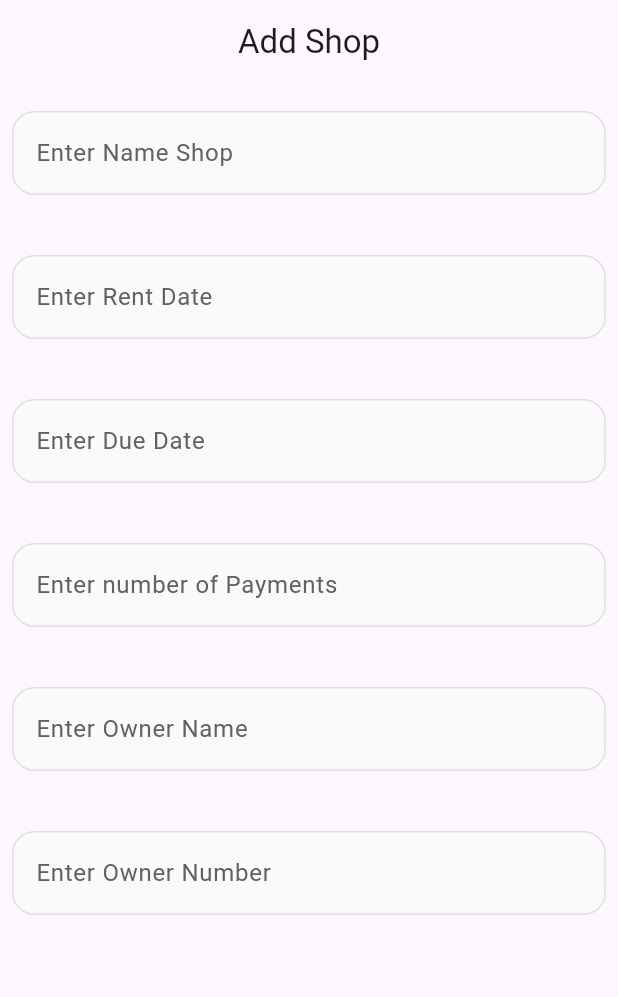
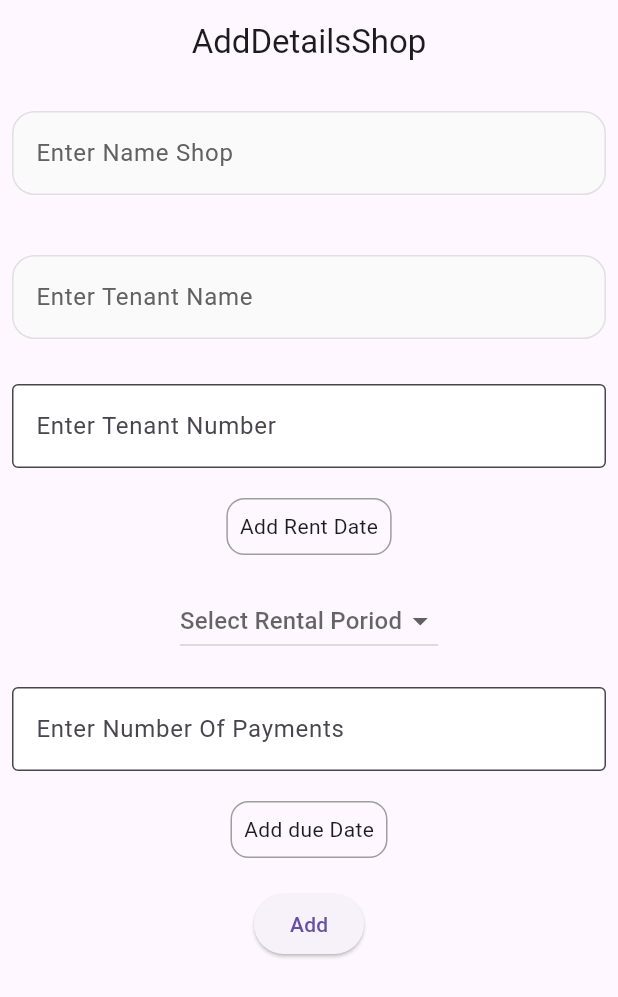
Before and after one commit to AnasKhairy/Stores_App, a Flutter app: the screen it shows after launch, on a phone screen of 412 x 824 dp. Shown: the top 997 px of the screen. Run offline on Flutter 3.47's test engine with Material 3 defaults, Android fonts, the phone set to English and light mode, and no system bars; our stand-ins replace flutter_svg, get.

Commit message:
add detail shop

```diff
--- a/lib/components/my_textfield.dart
+++ b/lib/components/my_textfield.dart
@@ -5,11 +5,13 @@ class MyTextfield extends StatelessWidget {
   final bool obscure;
   final TextEditingController controller;
   final Widget? suffixIcon;
+
   const MyTextfield(
       {super.key,
       required this.hintText,
       required this.obscure,
       required this.controller,
+
       this.suffixIcon,});
 
   @override
--- a/lib/main.dart
+++ b/lib/main.dart
@@ -1,3 +1,4 @@
+import 'package:el_fares/pages/add_details_shop.dart';
 import 'package:el_fares/pages/add_market.dart';
 import 'package:el_fares/pages/add_shop.dart';
 import 'package:el_fares/pages/splash_screen.dart';
@@ -16,7 +17,7 @@ class MyApp extends StatelessWidget {
   Widget build(BuildContext context) {
     return GetMaterialApp(
       debugShowCheckedModeBanner: false,
-      home: AddShop(),
+      home: AddDetailsShop(),
     );
   }
 }
--- /dev/null
+++ b/lib/pages/add_details_shop.dart
@@ -0,0 +1,163 @@
+import 'package:flutter/material.dart';
+import 'package:flutter/services.dart';
+
+import '../components/my_textfield.dart';
+
+class AddDetailsShop extends StatefulWidget {
+  AddDetailsShop({super.key});
+
+  @override
+  State<AddDetailsShop> createState() => _AddDetailsShopState();
+}
+
+class _AddDetailsShopState extends State<AddDetailsShop> {
+  final TextEditingController _shopNameController = TextEditingController();
+  final TextEditingController _tenantNameController = TextEditingController();
+  final TextEditingController _tenantNumberController = TextEditingController();
+  final TextEditingController _numberOfPaymentsController =
+      TextEditingController();
+
+  String? _rentalPeriodController;
+  final TextEditingController _dueDateController = TextEditingController();
+  final TextEditingController _tenatIdController = TextEditingController();
+
+  final _formKey = GlobalKey<FormState>();
+  DateTime? selectedDate;
+  DateTime? dueDate;
+
+  @override
+  Widget build(BuildContext context) {
+    return Scaffold(
+        appBar: AppBar(
+          title: Text('AddDetailsShop'),
+          centerTitle: true,
+        ),
+        body: Padding(
+          padding: EdgeInsets.all(8.0),
+          child: Form(
+            key: _formKey,
+            child: Column(
+              children: [
+                MyTextfield(
+                    hintText: 'Enter Name Shop',
+                    obscure: false,
+                    controller: _shopNameController),
+                SizedBox(height: 20),
+                MyTextfield(
+                    hintText: 'Enter Tenant Name ',
+                    obscure: false,
+                    controller: _tenantNameController),
+                SizedBox(height: 20),
+                TextField(
+                  controller: _tenantNumberController,
+                  keyboardType: TextInputType.number,
+                  inputFormatters: [
+                    FilteringTextInputFormatter.digitsOnly, // Allow only digits
+                  ],
+                  decoration: InputDecoration(
+                    labelText: 'Enter Tenant Number',
+                    border: OutlineInputBorder(),
+                    fillColor: Colors.white,
+                    filled: true,
+                  ),
+                ),
+                SizedBox(height: 20),
+                GestureDetector(
+                  onTap: () => _selectDate(context),
+                  child: Container(
+                    padding: EdgeInsets.all(8.0),
+                    decoration: BoxDecoration(
+                      border: Border.all(color: Colors.grey),
+                      borderRadius: BorderRadius.circular(12.0),
+                    ),
+                    child: Text(
+                      selectedDate == null
+                          ? 'Add Rent Date'
+                          : '$selectedDate'.split(' ')[0],
+                      style: TextStyle(fontSize: 14),
+                    ),
+                  ),
+                ),
+                SizedBox(height: 20),
+                DropdownButton<String>(
+                  hint: Text('Select Rental Poriod'),
+                  value: _rentalPeriodController,
+                  onChanged: (String? newValue) {
+                    setState(() {
+                      _rentalPeriodController = newValue;
+                    });
+                  },
+                  items: <String>['monthly', 'yearly']
+                      .map<DropdownMenuItem<String>>((String value) {
+                    return DropdownMenuItem<String>(
+                      value: value,
+                      child: Text(value),
+                    );
+                  }).toList(),
+                ),
+                SizedBox(height: 20),
+                TextField(
+                  controller: _numberOfPaymentsController,
+                  keyboardType: TextInputType.number,
+                  inputFormatters: [
+                    FilteringTextInputFormatter.digitsOnly, // Allow only digits
+                  ],
+                  decoration: const InputDecoration(
+                    labelText: 'Enter Number Of Payments',
+                    border: OutlineInputBorder(),
+                    fillColor: Colors.white,
+                    filled: true,
+                  ),
+                ),
+                const SizedBox(height: 20),
+                GestureDetector(
+                  onTap: () => _selectDate(context),
+                  child: Container(
+                    padding: EdgeInsets.all(8.0),
+                    decoration: BoxDecoration(
+                      border: Border.all(color: Colors.grey),
+                      borderRadius: BorderRadius.circular(12.0),
+                    ),
+                    child: Text(
+                      dueDate == null
+                          ? 'Add due Date'
+                          : '$dueDate'.split(' ')[0],
+                      style: TextStyle(fontSize: 14),
+                    ),
+                  ),
+                ),
+                const SizedBox(height: 20),
+                ElevatedButton(
+                  onPressed: _register,
+                  child: Text('Add'),
+                ),
+              ],
+            ),
+          ),
+        ));
+  }
+
+  Future<void> _selectDate(BuildContext context) async {
+    final DateTime? picked = await showDatePicker(
+      context: context,
+      initialDate: selectedDate ?? DateTime.now(),
+      firstDate: DateTime(1900),
+      lastDate: DateTime.now(),
+    );
+    if (picked != null && picked != selectedDate) {
+      setState(() {
+        selectedDate = picked;
+      });
+    }
+  }
+
+  void _register() {
+    if (_formKey.currentState!.validate()) {
+      // Perform registration logic here
+      String name = _shopNameController.text;
+      // Use the name, email, and selectedDate for registration
+      // For example, send to a backend or save locally
+      print('Name: $name, Date of Birth: $selectedDate');
+    }
+  }
+}
--- a/lib/pages/add_shop.dart
+++ b/lib/pages/add_shop.dart
@@ -5,13 +5,19 @@ class AddShop extends StatelessWidget {
    AddShop({super.key});
 
   final TextEditingController _shopNameController = TextEditingController();
-  final TextEditingController _rentDateController = TextEditingController();
-  final TextEditingController _dueDateController = TextEditingController();
-  final TextEditingController _numberOfPaymentsController = TextEditingController();
   final TextEditingController _ownerNameController = TextEditingController();
   final TextEditingController _ownerNumberController = TextEditingController();
-  final TextEditingController _ownerIdController = TextEditingController();
+  final TextEditingController _rentDateController = TextEditingController();
+  final TextEditingController _numberOfPaymentsController = TextEditingController();
 
+  final TextEditingController _rentalPeriodController = TextEditingController();
+  final TextEditingController _dueDateController = TextEditingController();
+  final TextEditingController _tenatIdController = TextEditingController();
+
+   // decoration: BoxDecoration(
+   // border: Border.all(color: Colors.grey),
+   // borderRadius: BorderRadius.circular(12.0),
+   // ),
   @override
   Widget build(BuildContext context) {
     return Scaffold(
```
